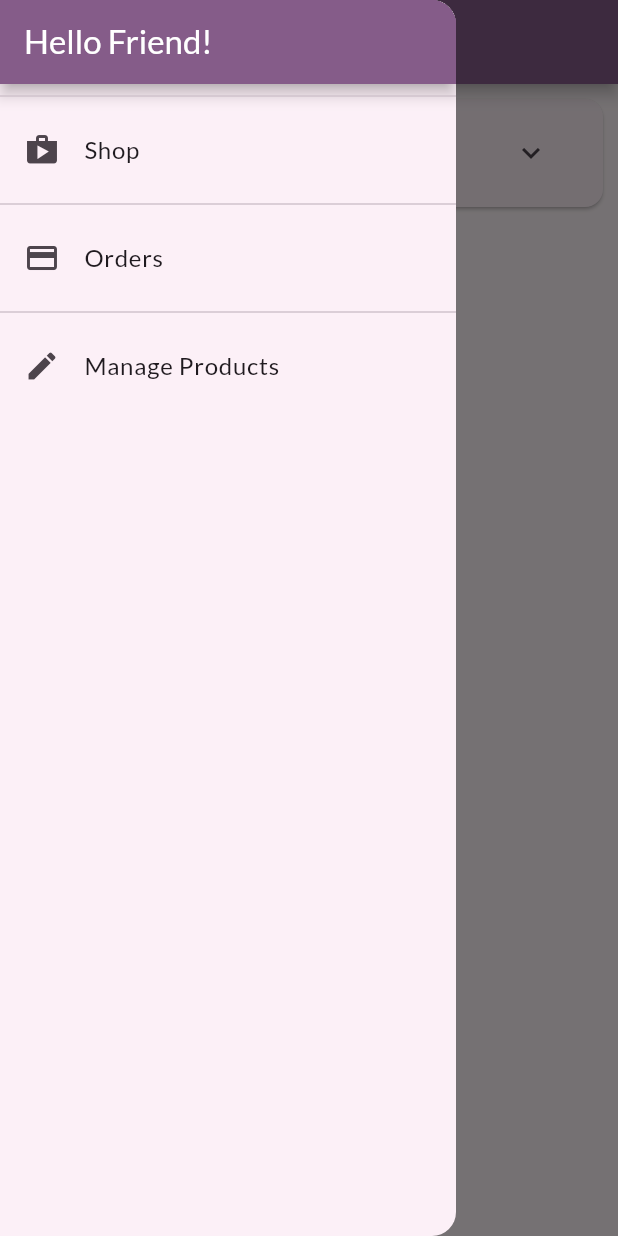
After one commit to LePhanThaoAnh/test-proejct-didong-book, a Flutter app: the OrderScreen screen opened by its route, with the side drawer open, on a phone screen of 412 x 824 dp. The commit adds this screen. Run offline on Flutter 3.47's test engine with Material 3 defaults, Android fonts, the phone set to English and light mode, and no system bars; network calls fail.

Commit message:
Xay dung drawer va dinh tuyen theo ten

```diff
--- a/lib/ui/cart/cart_screen.dart
+++ b/lib/ui/cart/cart_screen.dart
@@ -4,6 +4,7 @@ import 'cart_manager.dart';
 import 'cart_item_card.dart';
 
 class CartScreen extends StatelessWidget {
+  static const routeName = '/cart';
   const CartScreen({super.key});
 
   @override
--- a/lib/ui/orders/orders_screen.dart
+++ b/lib/ui/orders/orders_screen.dart
@@ -1,8 +1,10 @@
 import 'package:flutter/material.dart';
 import 'order_manager.dart';
 import 'order_item_card.dart';
+import '../shared/app_drawer.dart';
 
 class OrderScreen extends StatelessWidget {
+  static const routeName = '/orders';
   const OrderScreen({super.key});
 
   @override
@@ -13,6 +15,7 @@ class OrderScreen extends StatelessWidget {
       appBar: AppBar(
         title: const Text('Your Orders'),
       ),
+      drawer: const AppDrawer(),
       body: ListView.builder(
         itemCount: ordersManager.orderCount,
         itemBuilder: (ctx, i) => OrderItemCart(ordersManager.orders[i]),
--- a/lib/ui/products/product_detail_screen.dart
+++ b/lib/ui/products/product_detail_screen.dart
@@ -2,6 +2,8 @@ import 'package:flutter/material.dart';
 import '../../models/product.dart';
 
 class ProductDetailScreen extends StatefulWidget {
+  static const routeName = '/product-detail';
+
   ProductDetailScreen(
     this.product, {
     super.key,
--- a/lib/ui/products/products_overview_screen.dart
+++ b/lib/ui/products/products_overview_screen.dart
@@ -1,5 +1,6 @@
 import 'package:flutter/material.dart';
 import 'package:myshop/ui/products/products_grid.dart';
+import '../shared/app_drawer.dart';
 
 import 'product_grid_tile.dart';
 
@@ -34,11 +35,12 @@ class _ProductsOverviewScreenState extends State<ProductsOverviewScreen> {
           ),
           ShoppingCartButton(
             onPressed: () {
-              print('Go to cart screen');
+              // Navigator.of(context).pushNamed(CartScreen.routeName);
             },
           ),
         ],
       ),
+      drawer: const AppDrawer(),
       body: ProductGrid(_showOnlyFavorites),
     );
   }
--- a/lib/ui/products/user_products_screen.dart
+++ b/lib/ui/products/user_products_screen.dart
@@ -1,8 +1,10 @@
 import 'package:flutter/material.dart';
 import 'user_product_list_tile.dart';
 import 'products_manager.dart';
+import '../shared/app_drawer.dart';
 
 class UserProductsScreen extends StatelessWidget {
+  static const routeName = '/user-products';
   const UserProductsScreen({super.key});
 
   @override
@@ -12,12 +14,13 @@ class UserProductsScreen extends StatelessWidget {
         title: const Text('Your Products'),
         actions: <Widget>[
           AddUserProductButton(
-            onPressed: (){
+            onPressed: () {
               print('Go to edit product screen');
             },
           ),
         ],
       ),
+      drawer: const AppDrawer(),
       body: const UserProductList(),
     );
   }
--- /dev/null
+++ b/lib/ui/screens.dart
@@ -0,0 +1,8 @@
+export 'products/products_overview_screen.dart';
+export 'products/product_detail_screen.dart';
+export 'products/user_products_screen.dart';
+export 'products/products_manager.dart';
+export 'orders/orders_screen.dart';
+export 'orders/order_manager.dart';
+export 'cart/cart_screen.dart';
+export 'cart/cart_manager.dart';
--- /dev/null
+++ b/lib/ui/shared/app_drawer.dart
@@ -0,0 +1,56 @@
+import 'package:flutter/material.dart';
+
+import '../orders/orders_screen.dart';
+import '../cart/cart_screen.dart';
+import '../products/user_products_screen.dart';
+
+class AppDrawer extends StatelessWidget {
+  const AppDrawer({super.key});
+
+  @override
+  Widget build(BuildContext context) {
+    return Drawer(
+      child: Column(
+        children: <Widget>[
+          AppBar(
+            title: const Text('Hello Friend!'),
+            automaticallyImplyLeading: false,
+          ),
+          const Divider(),
+          ListTile(
+            leading: const Icon(Icons.shop),
+            title: const Text('Shop'),
+            onTap: () {
+              Navigator.of(context).pushReplacementNamed('/');
+            },
+          ),
+          const Divider(),
+          ListTile(
+            leading: const Icon(Icons.payment),
+            title: const Text('Orders'),
+            onTap: () {
+              Navigator.of(context).pushReplacementNamed(OrderScreen.routeName);
+            },
+          ),
+          const Divider(),
+          ListTile(
+            leading: const Icon(Icons.edit),
+            title: const Text('Manage Products'),
+            onTap: () {
+              Navigator.of(context)
+                  .pushReplacementNamed(UserProductsScreen.routeName);
+            },
+          ),
+          // const Divider(),
+          // ListTile(
+          //   leading: const Icon(Icons.shopping_cart),
+          //   title: const Text('Cart Products'),
+          //   onTap: () {
+          //     Navigator.of(context).pushReplacementNamed(CartScreen.routeName);
+          //   },
+          // ),
+        ],
+      ),
+    );
+  }
+}
```
Also changed, not shown: lib/main.dart (+33 -4 lines), lib/ui/products/product_grid_tile.dart (+3 -4 lines), lib/ui/products/products_manager.dart (+8 -0 lines).
